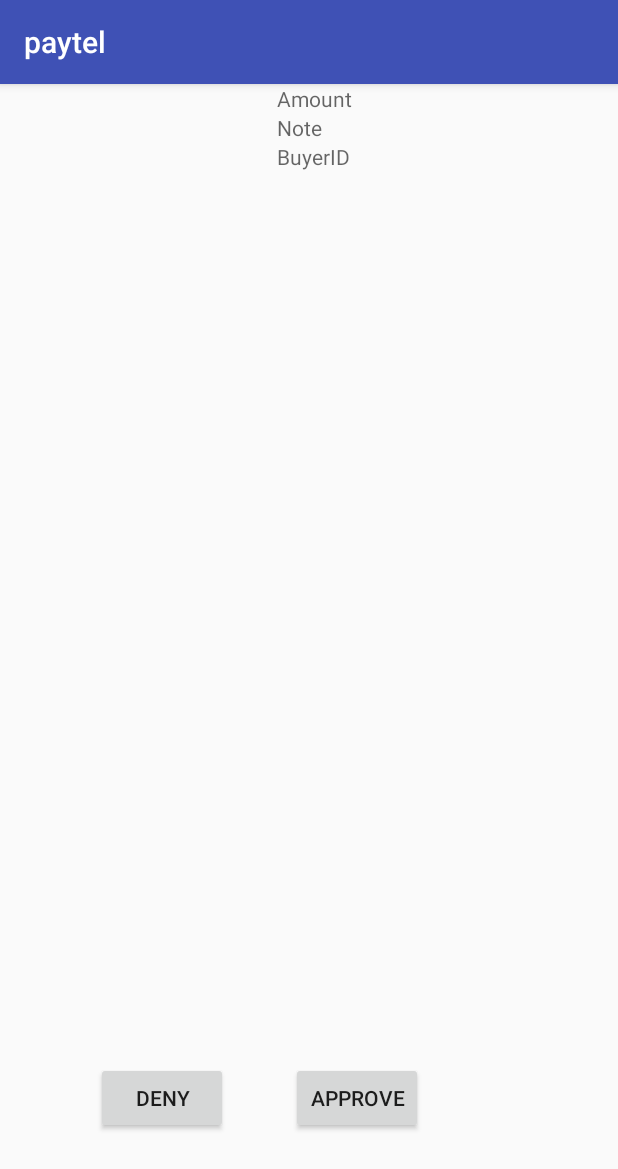
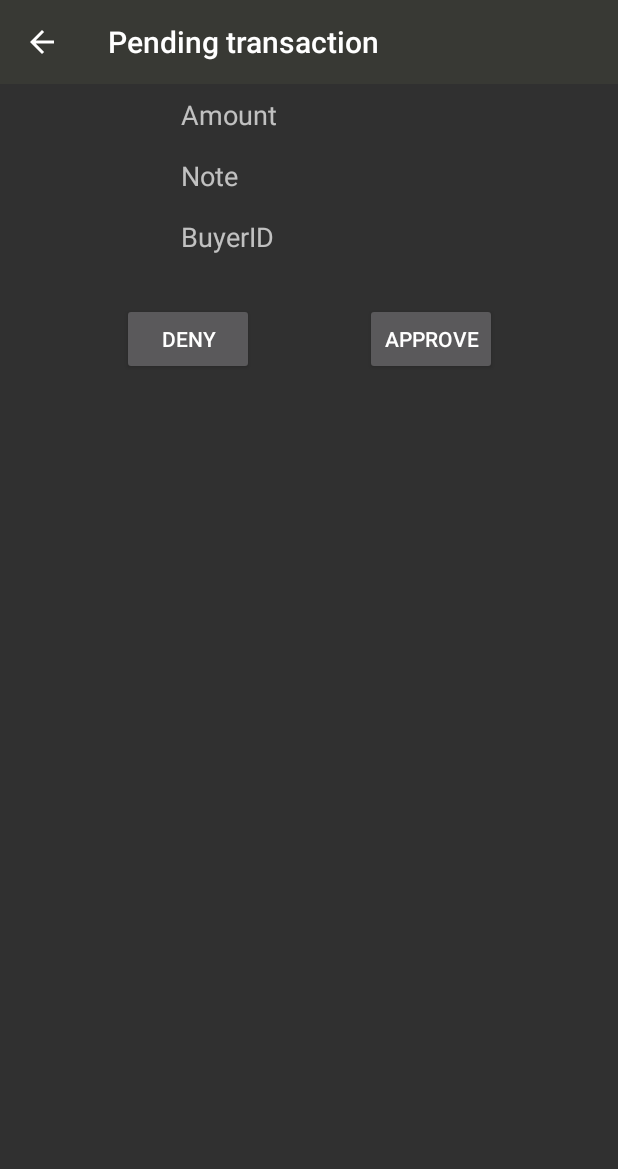
Before and after one commit to Calandra-a/PAyTEL, an Android app: the start_buyer_transaction screen opened directly, with no data from a screen before it, on a phone screen of 412 x 824 dp. Shown: the top 1169 px of the screen. Run offline under Robolectric (Android 15) with nearby library versions, the phone set to English and light mode, and no system bars; libraries missing offline, so code that uses them is left out: com.amazonaws.mobile, com.amazonaws.mobileconnectors; pictures from the network do not load; 8 statements that could not run were skipped.

Commit message:
-improvements to buyer gui

```diff
--- a/Application/android/app/src/main/AndroidManifest.xml
+++ b/Application/android/app/src/main/AndroidManifest.xml
@@ -58,7 +58,7 @@
             android:theme="@style/paytel_main"/>
         <activity
             android:name=".transaction.start_buyer_transaction"
-            android:theme="@style/AppTheme"/>
+            android:theme="@style/paytel_main"/>
         <activity
             android:name=".transaction.authentication_transaction_facial"
             android:theme="@style/AppTheme"/>
--- a/Application/android/app/src/main/java/com/paytel/transaction/start_buyer_transaction.java
+++ b/Application/android/app/src/main/java/com/paytel/transaction/start_buyer_transaction.java
@@ -7,6 +7,7 @@ import android.graphics.BitmapFactory;
 import android.os.AsyncTask;
 import android.os.Bundle;
 import android.support.v7.app.AppCompatActivity;
+import android.support.v7.widget.Toolbar;
 import android.util.Base64;
 import android.util.Log;
 import android.view.View;
@@ -72,7 +73,20 @@ public class start_buyer_transaction extends AppCompatActivity {
             }
         });
 
-
+        //toolbar stuff
+        Toolbar toolbar = (Toolbar) findViewById(R.id.transaction_toolbar);
+        setSupportActionBar(toolbar);
+        getSupportActionBar().setTitle("Pending transaction");
+        getSupportActionBar().setDisplayHomeAsUpEnabled(true);
+        getSupportActionBar().setDisplayShowHomeEnabled(true);
+        //toolbar back button
+        toolbar.setNavigationOnClickListener(new View.OnClickListener() {
+            @Override
+            public void onClick(View v) {
+                startActivity(new Intent(getApplicationContext(),home.class));
+                finish();
+            }
+        });
 
     }
     void initialize(){
--- a/Application/android/app/src/main/res/layout/transaction_buyer.xml
+++ b/Application/android/app/src/main/res/layout/transaction_buyer.xml
@@ -4,22 +4,44 @@
     android:layout_height="match_parent"
     xmlns:app="http://schemas.android.com/apk/res-auto">
 
+    <LinearLayout xmlns:android="http://schemas.android.com/apk/res/android"
+        xmlns:app="http://schemas.android.com/apk/res-auto"
+        xmlns:tools="http://schemas.android.com/tools"
+        android:id="@+id/linearLayout2"
+        android:layout_width="match_parent"
+        android:layout_height="wrap_content"
+        android:gravity="center"
+        android:orientation="vertical"
+        app:layout_constraintBottom_toBottomOf="parent"
+        app:layout_constraintEnd_toEndOf="parent"
+        app:layout_constraintHorizontal_bias="0.0"
+        app:layout_constraintStart_toStartOf="parent"
+        app:layout_constraintTop_toBottomOf="@+id/transaction_toolbar"
+        app:layout_constraintVertical_bias="0.0"
+        tools:context=".transaction.create_new_transaction">
 
         <TextView
             android:id="@+id/txt_amount"
             android:layout_width="wrap_content"
             android:layout_height="wrap_content"
+            android:layout_marginTop="8dp"
+            android:layout_marginBottom="8dp"
             android:ems="8"
+            android:textSize="18sp"
             android:hint="Amount"
             app:layout_constraintEnd_toEndOf="parent"
             app:layout_constraintHorizontal_bias="0.65"
-        app:layout_constraintStart_toStartOf="parent" />
+            app:layout_constraintStart_toStartOf="parent"
+            app:layout_constraintTop_toBottomOf="@+id/transaction_toolbar" />
 
         <TextView
             android:id="@+id/txt_note"
             android:layout_width="wrap_content"
             android:layout_height="wrap_content"
+            android:layout_marginTop="8dp"
+            android:layout_marginBottom="8dp"
             android:ems="8"
+            android:textSize="18sp"
             android:hint="Note"
             app:layout_constraintEnd_toEndOf="parent"
             app:layout_constraintHorizontal_bias="0.65"
@@ -30,32 +52,53 @@
             android:id="@+id/txt_buyerID"
             android:layout_width="wrap_content"
             android:layout_height="wrap_content"
+            android:layout_marginTop="8dp"
+            android:layout_marginBottom="8dp"
             android:ems="8"
+            android:textSize="18sp"
             android:hint="BuyerID"
             app:layout_constraintEnd_toEndOf="parent"
             app:layout_constraintHorizontal_bias="0.65"
             app:layout_constraintStart_toStartOf="parent"
             app:layout_constraintTop_toBottomOf="@+id/txt_note" />
 
+    </LinearLayout>
+
     <Button
         android:id="@+id/btn_approve"
         android:layout_width="wrap_content"
         android:layout_height="wrap_content"
-        android:layout_marginBottom="68dp"
+        android:layout_marginTop="24dp"
         android:text="Approve"
         app:layout_constraintBottom_toBottomOf="parent"
         app:layout_constraintEnd_toEndOf="parent"
-        app:layout_constraintHorizontal_bias="0.598"
-        app:layout_constraintStart_toStartOf="parent"/>
+        app:layout_constraintHorizontal_bias="0.75"
+        app:layout_constraintStart_toStartOf="parent"
+        app:layout_constraintTop_toBottomOf="@+id/linearLayout2"
+        app:layout_constraintVertical_bias="0.0" />
+
     <Button
         android:id="@+id/btn_deny"
         android:layout_width="wrap_content"
         android:layout_height="wrap_content"
-        android:layout_marginBottom="68dp"
+        android:layout_marginTop="24dp"
         android:text="Deny"
         app:layout_constraintBottom_toBottomOf="parent"
         app:layout_constraintEnd_toEndOf="parent"
-        app:layout_constraintHorizontal_bias="0.198"
-        app:layout_constraintStart_toStartOf="parent"/>
+        app:layout_constraintHorizontal_bias="0.25"
+        app:layout_constraintStart_toStartOf="parent"
+        app:layout_constraintTop_toBottomOf="@+id/linearLayout2"
+        app:layout_constraintVertical_bias="0.0" />
+
+    <android.support.v7.widget.Toolbar
+        android:id="@+id/transaction_toolbar"
+        android:layout_width="0dp"
+        android:layout_height="wrap_content"
+        android:background="@color/navbar_material_dark"
+        android:minHeight="?attr/actionBarSize"
+        android:theme="?attr/actionBarTheme"
+        app:layout_constraintEnd_toEndOf="parent"
+        app:layout_constraintStart_toStartOf="parent"
+        app:layout_constraintTop_toTopOf="parent" />
 
 </android.support.constraint.ConstraintLayout>
```
Lines whose indentation alone changed are shown as unchanged.
